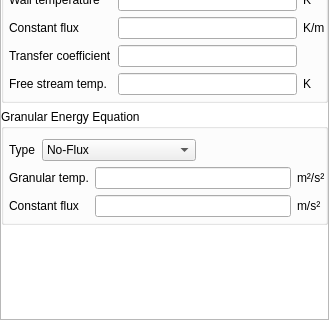
Qt form mfixgui/uifiles/boundary_conditions.ui (truongd8593/mfix) before a commit; both pictures show x 0 to 329 and y 541 to 861 of the 329 by 861 pixel window.
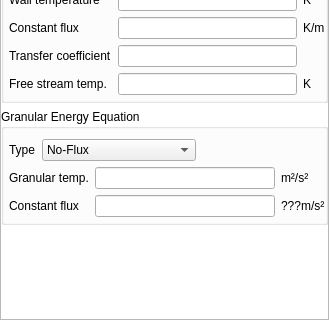
The same form after that commit. The open tabs and pages were chosen to show the change. Custom widgets are drawn as their Qt base class.

Commit message: bc_theta_m_units ???

```diff
--- a/mfixgui/uifiles/boundary_conditions.ui
+++ b/mfixgui/uifiles/boundary_conditions.ui
@@ -1972,7 +1972,7 @@
                    <item row="2" column="2">
                     <widget class="QLabel" name="label_bc_c_theta_m_units">
                      <property name="text">
-                      <string>m/s²</string>
+                      <string>???m/s²</string>
                      </property>
                     </widget>
                    </item>
```
